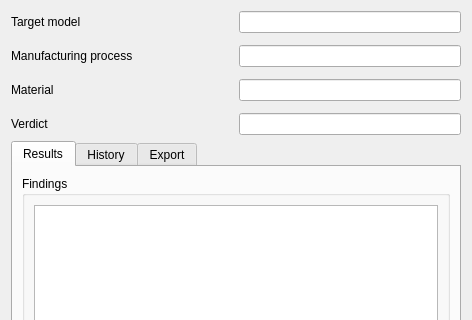
This is freecad/DFM/gui/resources/ui/task_results.ui in ryankembrey/FreeCAD-DFM-Workbench as Qt 5 draws it before an edit; both pictures show x 0 to 472 and y 0 to 320 of the 472 by 691 pixel window. The edited form follows.
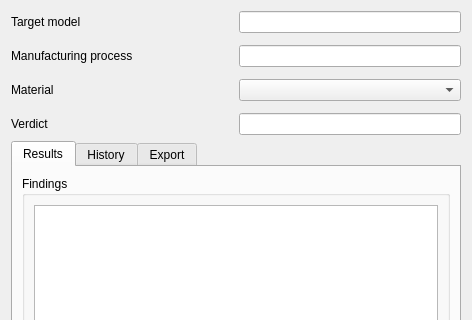
This is the edited form.

Commit message: Add saving results and switch material in results panel

Patch:
```diff
--- a/freecad/DFM/gui/resources/ui/task_results.ui
+++ b/freecad/DFM/gui/resources/ui/task_results.ui
@@ -20,7 +20,7 @@
       <number>12</number>
      </property>
      <item row="2" column="1">
-      <widget class="QLineEdit" name="leMaterial">
+      <widget class="QComboBox" name="cbMaterialSwitch">
        <property name="toolTip">
         <string>&lt;html&gt;&lt;head/&gt;&lt;body&gt;&lt;p&gt;The material of the design.&lt;/p&gt;&lt;p&gt;&lt;br/&gt;&lt;/p&gt;&lt;p&gt;This may affect parameters the design is checked against, such as minimum thickness. &lt;/p&gt;&lt;p&gt;The parameters are editable in the Process Library.&lt;/p&gt;&lt;/body&gt;&lt;/html&gt;</string>
        </property>
```
Left out of the diff: 2 changed lines with no effect on the pictures. The commit also changes 8 other files.
